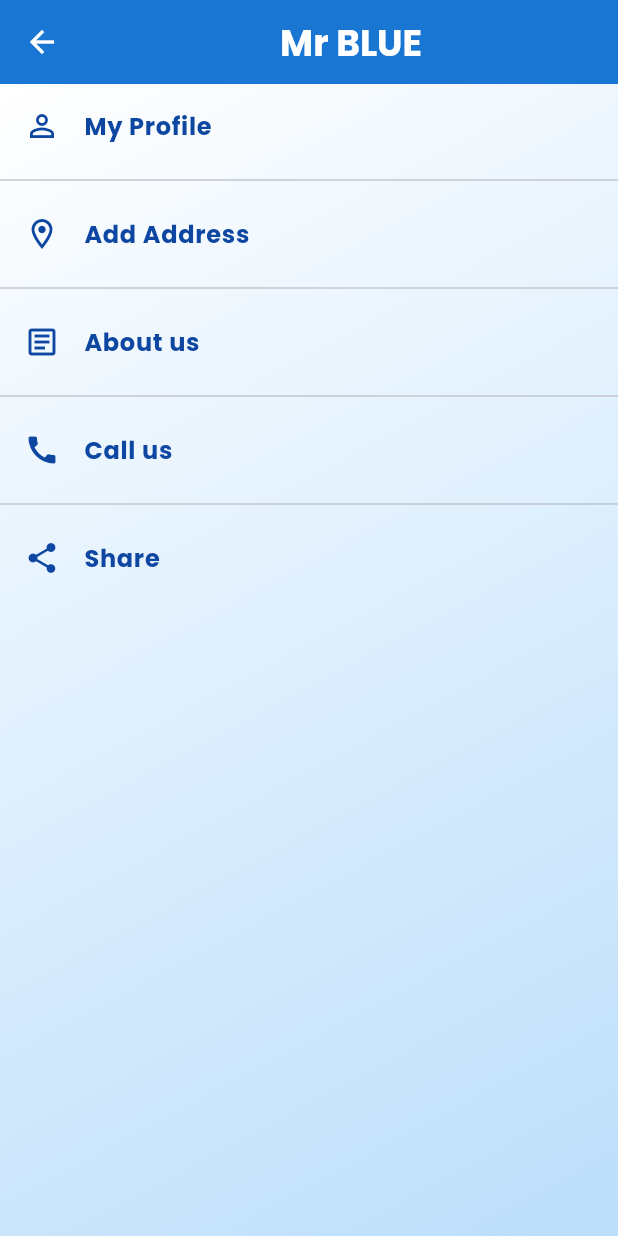
After one commit to anushkagupta65/Mr-Blue, a Flutter app: the Setting screen opened directly, after a tap on "Call us", on a phone screen of 412 x 824 dp. The commit adds this screen. Run offline on Flutter 3.47's test engine with Material 3 defaults, Android fonts, the phone set to English and light mode, and no system bars; our stand-ins replace fluttertoast, permission_handler, pin_code_fields, share_plus; missing offline and left inert: flutter_phone_direct_caller.

Commit message:
Added settings screen

```diff
--- a/lib/main.dart
+++ b/lib/main.dart
@@ -14,8 +14,8 @@ class MyApp extends StatelessWidget {
       debugShowCheckedModeBanner: false,
       title: 'Mr. Blue',
       theme: ThemeData(
-        fontFamily: 'Gotu',
-        colorScheme: ColorScheme.fromSeed(seedColor: Colors.deepPurple),
+        fontFamily: 'Poppins',
+        colorScheme: ColorScheme.fromSeed(seedColor: Colors.blue.shade700),
       ),
       home: Bottomnavigation(),
     );
--- a/lib/src/core/utils.dart
+++ b/lib/src/core/utils.dart
@@ -1,5 +1,9 @@
 import 'package:flutter/material.dart';
+import 'package:flutter_phone_direct_caller/flutter_phone_direct_caller.dart';
 import 'package:fluttertoast/fluttertoast.dart';
+import 'package:permission_handler/permission_handler.dart';
+import 'package:share_plus/share_plus.dart';
+import 'package:url_launcher/url_launcher.dart';
 
 void showToastMessage(String message) {
   Fluttertoast.showToast(
@@ -11,3 +15,49 @@ void showToastMessage(String message) {
     fontSize: 16.0,
   );
 }
+
+Future<void> call(String phoneNumber) async {
+  String formattedNumber =
+      phoneNumber.startsWith('+') ? phoneNumber : '+91$phoneNumber';
+  final Uri telUri = Uri(scheme: 'tel', path: formattedNumber);
+
+  final status = await Permission.phone.request();
+
+  if (status.isGranted) {
+    try {
+      if (await canLaunchUrl(telUri)) {
+        await launchUrl(telUri);
+      } else {
+        throw 'Could not launch dialer';
+      }
+    } catch (e) {
+      print('Error: $e');
+    }
+  } else {
+    print('Phone permission denied');
+  }
+}
+
+Future<void> directCall() async {
+  await FlutterPhoneDirectCaller.callNumber('+919555900059');
+}
+
+void shareApplication() {
+  String text =
+      'Hey there! Check out this app: Mr BLUE.\nPicks up, Cleans and Delivers your laundry right to your doorstep!\n\nDownload it now and enjoy the convenience!';
+  String url = 'https://play.google.com/store/apps/details?id=com.mrblue';
+  Share.share('$text\n\n$url');
+}
+
+Future<void> openWhatsApp() async {
+  final Uri whatsappUri = Uri.parse('https://wa.me/7011744407');
+  try {
+    if (await canLaunchUrl(whatsappUri)) {
+      await launchUrl(whatsappUri);
+    } else {
+      throw 'Could not launch WhatsApp';
+    }
+  } catch (e) {
+    print('Error: $e');
+  }
+}
--- /dev/null
+++ b/lib/src/presentation/setting/settings.dart
@@ -0,0 +1,110 @@
+import 'package:flutter/material.dart';
+import 'package:mr_blue/src/core/utils.dart';
+
+class Setting extends StatefulWidget {
+  const Setting({super.key});
+
+  @override
+  State<Setting> createState() => _SettingState();
+}
+
+class _SettingState extends State<Setting> {
+  Color blueColor = Colors.blue.shade900;
+
+  TextStyle textStyle = TextStyle(color: Colors.blue.shade900, fontSize: 16);
+
+  @override
+  Widget build(BuildContext context) {
+    return Scaffold(
+      appBar: AppBar(
+        backgroundColor: Colors.blue.shade700,
+        title: Center(
+          child: Text(
+            'Mr BLUE',
+            style: TextStyle(
+              color: Colors.white,
+              fontSize: 24,
+              fontWeight: FontWeight.bold,
+            ),
+          ),
+        ),
+        centerTitle: true,
+        iconTheme: IconThemeData(color: Colors.white),
+      ),
+      body: Container(
+        width: double.infinity,
+        height: double.infinity,
+        decoration: BoxDecoration(
+          gradient: LinearGradient(
+            colors: [Colors.white, Colors.blue.shade100],
+            begin: Alignment.topLeft,
+            end: Alignment.bottomRight,
+          ),
+        ),
+        child: Column(
+          children: [
+            InkWell(
+              onTap: () {
+                // Navigator.push(
+                //   context,
+                //   MaterialPageRoute(builder: (context) => const MyProfile()),
+                // );
+              },
+              child: ListTile(
+                title: Text("My Profile", style: textStyle),
+                leading: Icon(Icons.person_outline, color: blueColor),
+              ),
+            ),
+            Divider(),
+            InkWell(
+              onTap: () {
+                // Navigator.push(
+                //   context,
+                //   MaterialPageRoute(builder: (context) => const AddAddress()),
+                // );
+              },
+              child: ListTile(
+                title: Text("Add Address", style: textStyle),
+                leading: Icon(Icons.location_on_outlined, color: blueColor),
+              ),
+            ),
+            Divider(),
+            InkWell(
+              onTap: () {
+                // Navigator.push(
+                //   context,
+                //   MaterialPageRoute(builder: (context) => const AboutUs()),
+                // );
+              },
+              child: ListTile(
+                title: Text("About us", style: textStyle),
+                leading: Icon(Icons.article_outlined, color: blueColor),
+              ),
+            ),
+            Divider(),
+            InkWell(
+              onTap: () {
+                // directCall();
+                call("9555900059");
+              },
+              child: ListTile(
+                title: Text("Call us", style: textStyle),
+                leading: Icon(Icons.call, color: blueColor),
+              ),
+            ),
+            Divider(),
+            InkWell(
+              onTap: () {
+                shareApplication();
+              },
+              child: ListTile(
+                title: Text("Share", style: textStyle),
+                leading: Icon(Icons.share, color: blueColor),
+              ),
+            ),
+          ],
+        ),
+      ),
+    );
+  }
+}
--- a/pubspec.yaml
+++ b/pubspec.yaml
@@ -14,6 +14,8 @@ dependencies:
   pin_code_fields: ^8.0.1
   url_launcher: ^6.3.1
   permission_handler: ^11.4.0
+  share_plus: ^10.1.4
+  flutter_phone_direct_caller: ^2.2.1
 
 dev_dependencies:
   flutter_test:
@@ -28,6 +30,6 @@ flutter:
     - assets/images/
 
   fonts:
-    - family: Gotu
+    - family: Poppins
       fonts:
-        - asset: assets/fonts/Gotu-Regular.ttf
+        - asset: assets/fonts/Poppins-Bold.ttf
```
Also changed, not shown: lib/src/presentation/home/bottom_navigation.dart (+8 -39 lines), assets/fonts/Gotu-Regular.ttf (deleted), assets/fonts/Poppins-Bold.ttf (added), pubspec.lock, 4 other files.
